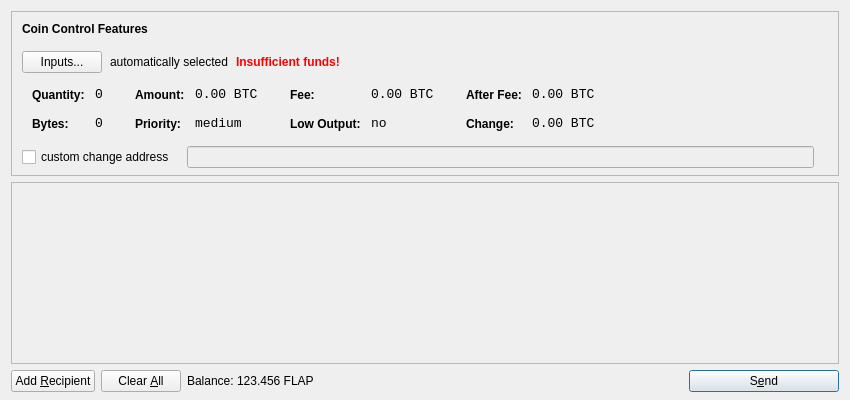
Old version of the form src/qt/forms/sendcoinsdialog.ui in the repository Crestington/flappycoin-master.
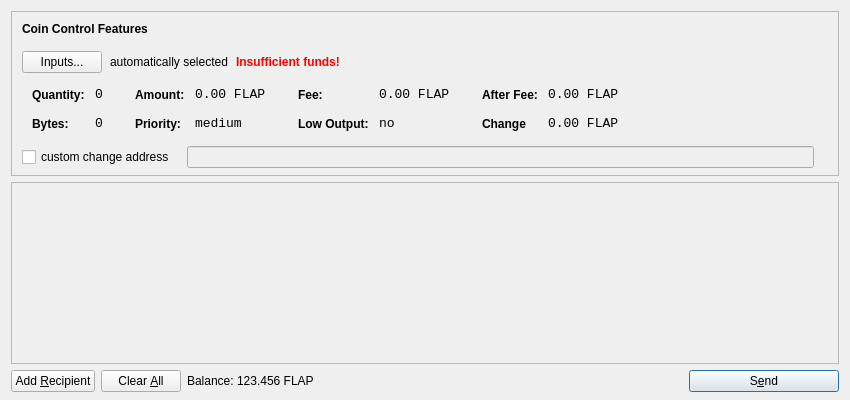
New version of the form. Icons and pictures are not drawn.

Diff of the .ui file:
```diff
--- a/src/qt/forms/sendcoinsdialog.ui
+++ b/src/qt/forms/sendcoinsdialog.ui
@@ -321,7 +321,7 @@
                   <enum>Qt::ActionsContextMenu</enum>
                  </property>
                  <property name="text">
-                  <string notr="true">0.00 BTC</string>
+                  <string>0.00 FLAP</string>
                  </property>
                  <property name="textInteractionFlags">
                   <set>Qt::LinksAccessibleByMouse|Qt::TextSelectableByKeyboard|Qt::TextSelectableByMouse</set>
@@ -407,7 +407,7 @@
                   <enum>Qt::ActionsContextMenu</enum>
                  </property>
                  <property name="text">
-                  <string notr="true">0.00 BTC</string>
+                  <string>0.00 FLAP</string>
                  </property>
                  <property name="textInteractionFlags">
                   <set>Qt::LinksAccessibleByMouse|Qt::TextSelectableByKeyboard|Qt::TextSelectableByMouse</set>
@@ -493,7 +493,7 @@
                   <enum>Qt::ActionsContextMenu</enum>
                  </property>
                  <property name="text">
-                  <string notr="true">0.00 BTC</string>
+                  <string>0.00 FLAP</string>
                  </property>
                  <property name="textInteractionFlags">
                   <set>Qt::LinksAccessibleByMouse|Qt::TextSelectableByKeyboard|Qt::TextSelectableByMouse</set>
@@ -506,7 +506,7 @@
                   <string notr="true">font-weight:bold;</string>
                  </property>
                  <property name="text">
-                  <string>Change:</string>
+                  <string>Change</string>
                  </property>
                 </widget>
                </item>
@@ -525,7 +525,7 @@
                   <enum>Qt::ActionsContextMenu</enum>
                  </property>
                  <property name="text">
-                  <string notr="true">0.00 BTC</string>
+                  <string>0.00 FLAP</string>
                  </property>
                  <property name="textInteractionFlags">
                   <set>Qt::LinksAccessibleByMouse|Qt::TextSelectableByKeyboard|Qt::TextSelectableByMouse</set>
@@ -709,6 +709,12 @@
        </property>
        <item>
         <widget class="QLabel" name="label">
+         <property name="sizePolicy">
+          <sizepolicy hsizetype="Preferred" vsizetype="Fixed">
+           <horstretch>0</horstretch>
+           <verstretch>0</verstretch>
+          </sizepolicy>
+         </property>
          <property name="text">
           <string>Balance:</string>
          </property>
@@ -716,6 +722,12 @@
        </item>
        <item>
         <widget class="QLabel" name="labelBalance">
+         <property name="sizePolicy">
+          <sizepolicy hsizetype="Preferred" vsizetype="Fixed">
+           <horstretch>0</horstretch>
+           <verstretch>0</verstretch>
+          </sizepolicy>
+         </property>
          <property name="cursor">
           <cursorShape>IBeamCursor</cursorShape>
          </property>
```
Left out of the diff: 12 changed lines with no effect on the pictures.
